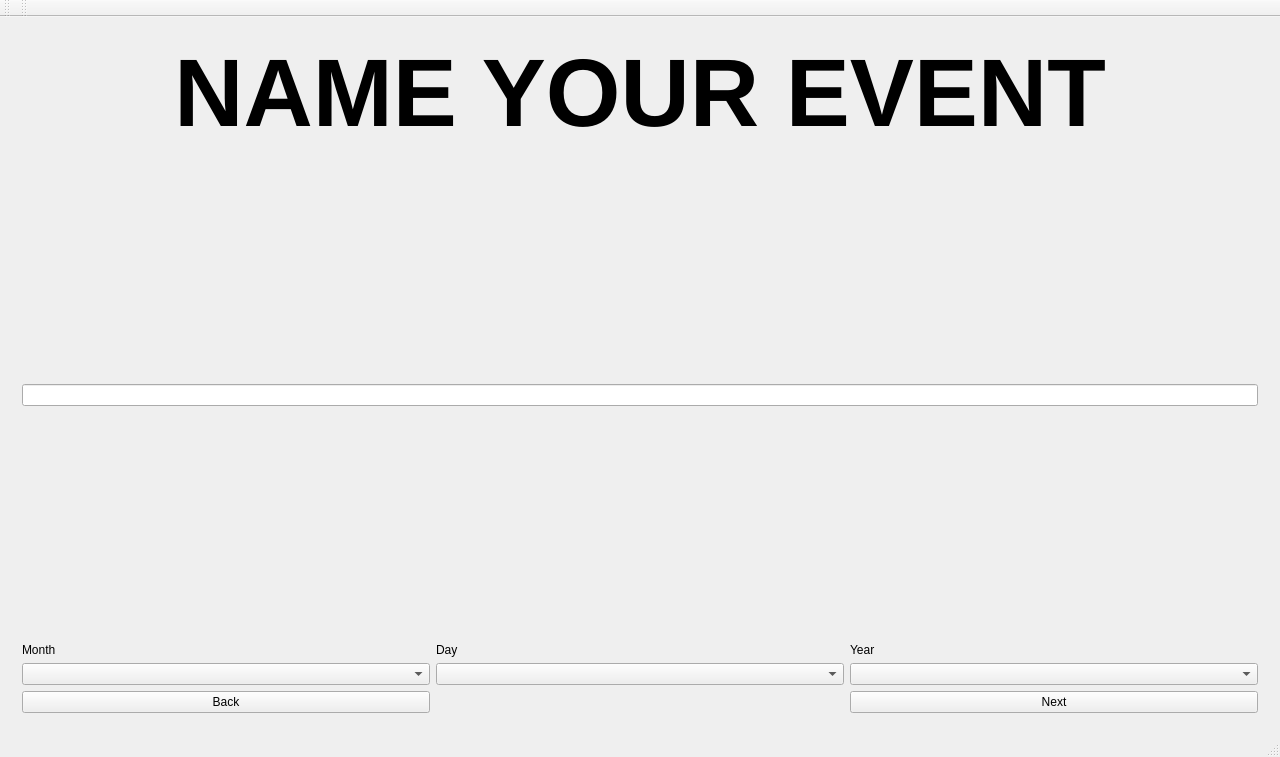
First picture: the form in mainwindow.ui, repository n-kenn/EECS_448_Project_1, before the edit.
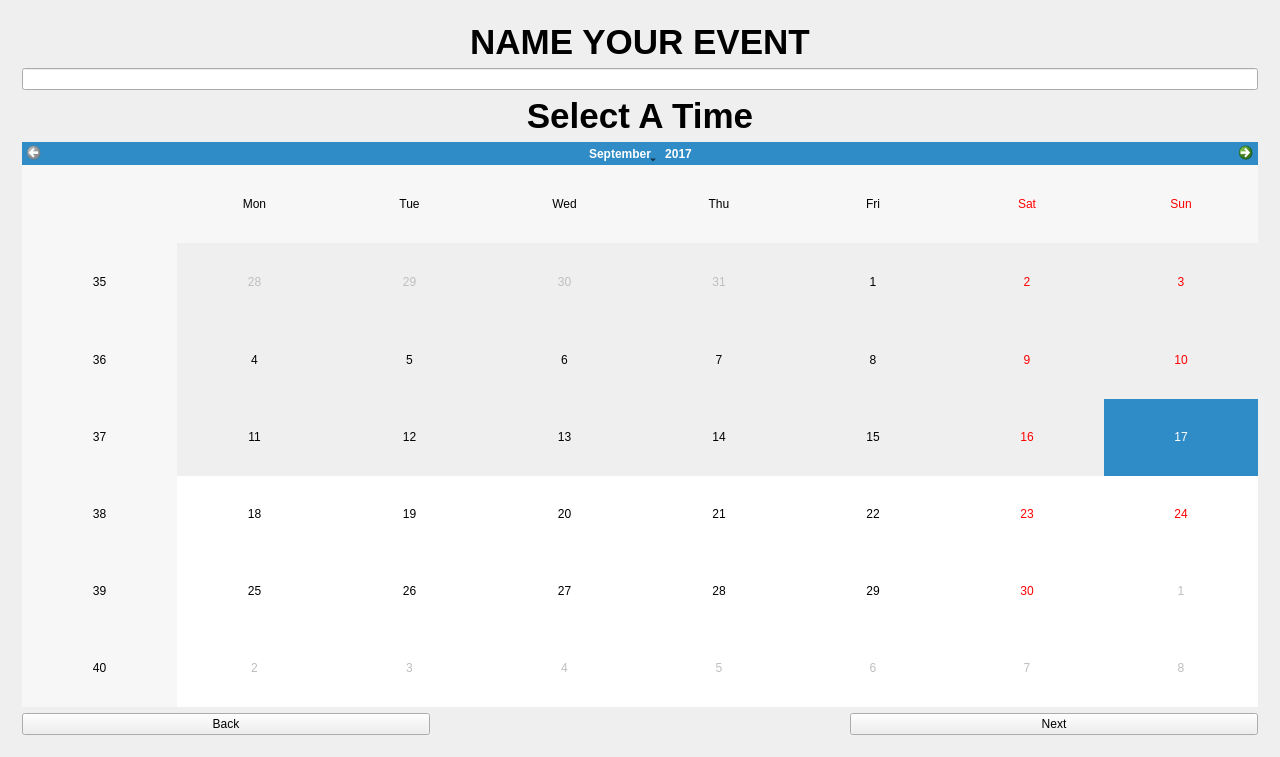
Second picture: the form after the edit. The open tabs and pages were chosen to show the change.

Commit message: Opted for Larger Calendar, and Added a Doxygenconfig

The edit to the form file:
```diff
--- a/mainwindow.ui
+++ b/mainwindow.ui
@@ -84,24 +84,32 @@
        <layout class="QGridLayout" name="gridLayout_13">
         <item row="0" column="0">
          <layout class="QGridLayout" name="gridLayout_12">
-          <item row="2" column="1">
-           <spacer name="verticalSpacer_8">
-            <property name="orientation">
-             <enum>Qt::Vertical</enum>
+          <item row="6" column="2">
+           <widget class="QPushButton" name="pushButton_2">
+            <property name="text">
+             <string>Next</string>
             </property>
-            <property name="sizeHint" stdset="0">
-             <size>
-              <width>20</width>
-              <height>40</height>
-             </size>
+           </widget>
+          </item>
+          <item row="6" column="0">
+           <widget class="QPushButton" name="pushButton">
+            <property name="text">
+             <string>Back</string>
             </property>
-           </spacer>
+           </widget>
+          </item>
+          <item row="2" column="0" rowspan="2" colspan="3">
+           <widget class="QLineEdit" name="lineEdit">
+            <property name="toolTip">
+             <string>This box serves to provide a name for your event.</string>
+            </property>
+           </widget>
           </item>
           <item row="0" column="0" colspan="3">
            <widget class="QLabel" name="label_4">
             <property name="font">
              <font>
-              <pointsize>72</pointsize>
+              <pointsize>26</pointsize>
               <weight>75</weight>
               <italic>false</italic>
               <bold>true</bold>
@@ -121,50 +129,39 @@
             </property>
            </widget>
           </item>
-          <item row="5" column="1">
-           <widget class="QComboBox" name="comboBox_2"/>
-          </item>
-          <item row="6" column="2">
-           <widget class="QPushButton" name="pushButton_2">
-            <property name="text">
-             <string>Next</string>
+          <item row="5" column="0" colspan="3">
+           <widget class="QCalendarWidget" name="calendarWidget">
+            <property name="selectedDate">
+             <date>
+              <year>2017</year>
+              <month>9</month>
+              <day>17</day>
+             </date>
             </property>
-           </widget>
-          </item>
-          <item row="5" column="0">
-           <widget class="QComboBox" name="comboBox"/>
-          </item>
-          <item row="6" column="0">
-           <widget class="QPushButton" name="pushButton">
-            <property name="text">
-             <string>Back</string>
-            </property>
-           </widget>
-          </item>
-          <item row="5" column="2">
-           <widget class="QComboBox" name="comboBox_3"/>
-          </item>
-          <item row="2" column="0" rowspan="2" colspan="3">
-           <widget class="QLineEdit" name="lineEdit"/>
-          </item>
-          <item row="4" column="0">
-           <widget class="QLabel" name="label_5">
-            <property name="text">
-             <string>Month</string>
+            <property name="minimumDate">
+             <date>
+              <year>2017</year>
+              <month>9</month>
+              <day>17</day>
+             </date>
             </property>
            </widget>
           </item>
           <item row="4" column="1">
            <widget class="QLabel" name="label_6">
-            <property name="text">
-             <string>Day</string>
+            <property name="font">
+             <font>
+              <pointsize>26</pointsize>
+              <weight>75</weight>
+              <italic>false</italic>
+              <bold>true</bold>
+             </font>
             </property>
-           </widget>
-          </item>
-          <item row="4" column="2">
-           <widget class="QLabel" name="label_7">
             <property name="text">
-             <string>Year</string>
+             <string>Select A Time</string>
+            </property>
+            <property name="alignment">
+             <set>Qt::AlignCenter</set>
             </property>
            </widget>
           </item>
@@ -889,36 +886,6 @@
     </item>
    </layout>
   </widget>
-  <widget class="QMenuBar" name="menuBar">
-   <property name="geometry">
-    <rect>
-     <x>0</x>
-     <y>0</y>
-     <width>1280</width>
-     <height>30</height>
-    </rect>
-   </property>
-  </widget>
-  <widget class="QToolBar" name="mainToolBar">
-   <attribute name="toolBarArea">
-    <enum>TopToolBarArea</enum>
-   </attribute>
-   <attribute name="toolBarBreak">
-    <bool>false</bool>
-   </attribute>
-  </widget>
-  <widget class="QStatusBar" name="statusBar"/>
-  <widget class="QToolBar" name="toolBar">
-   <property name="windowTitle">
-    <string>toolBar</string>
-   </property>
-   <attribute name="toolBarArea">
-    <enum>TopToolBarArea</enum>
-   </attribute>
-   <attribute name="toolBarBreak">
-    <bool>false</bool>
-   </attribute>
-  </widget>
  </widget>
  <layoutdefault spacing="6" margin="11"/>
  <resources/>
```
Left out of the diff: 7 changed lines with no effect on the pictures. The commit also changes 1 other file.
